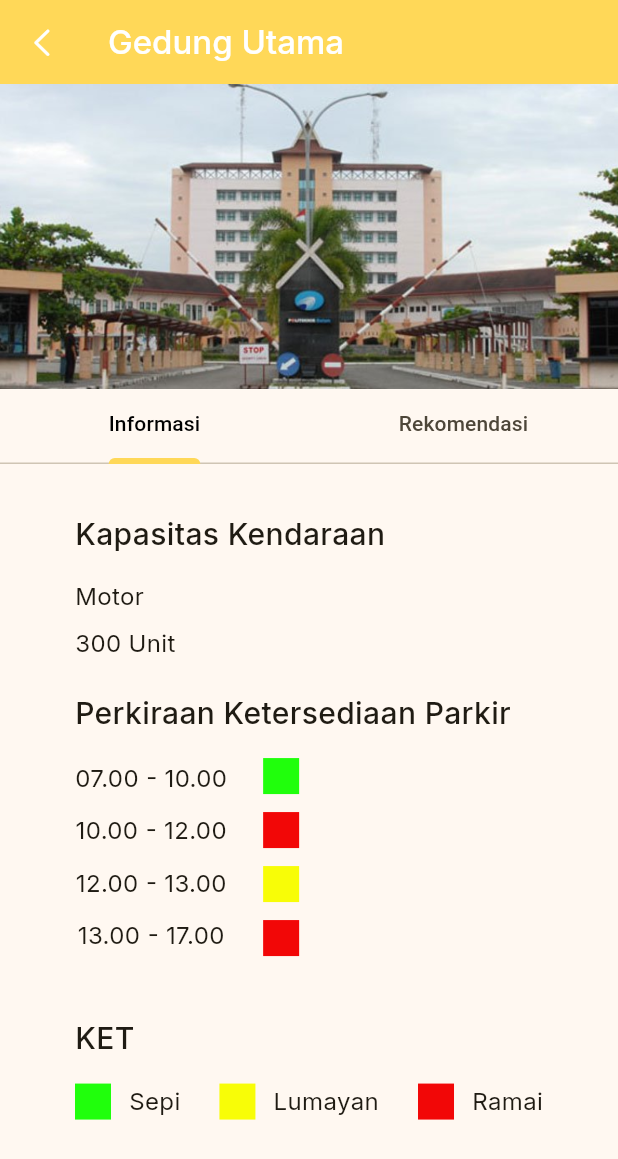
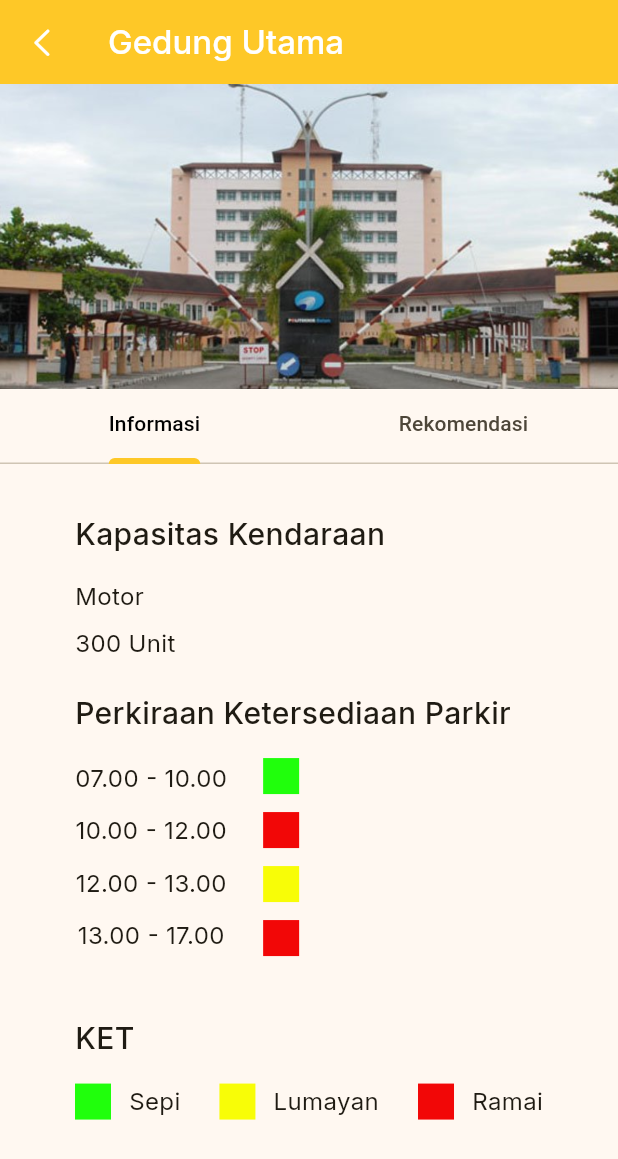
Before and after one commit to rian1504/ParkQuest-Parkir-Gamifikasi, a Flutter app: the DetailGedungUtama screen opened directly, on a phone screen of 412 x 824 dp. Shown: the top 1159 px of the screen. Run offline on Flutter 3.47's test engine with Material 3 defaults, Android fonts, the phone set to English and light mode, and no system bars; our stand-ins replace flutter_dotenv, flutter_rating_bar, google_fonts, google_maps_flutter, image_picker; missing offline and left inert: show_hide_password; project files that could hold a hidden picture were left out.

Commit message:
Mengubah warna

```diff
--- a/lib/pages/detail_gedung_utama.dart
+++ b/lib/pages/detail_gedung_utama.dart
@@ -142,7 +142,7 @@ class _DetailGedungUtama extends State<DetailGedungUtama> {
   Widget build(BuildContext context) {
     return Scaffold(
       appBar: AppBar(
-        backgroundColor: Color(0xFFFFD858),
+        backgroundColor: Color(0xFFFEC827),
         title: Text(
           'Gedung Utama',
           style: GoogleFonts.inter(
@@ -172,7 +172,7 @@ class _DetailGedungUtama extends State<DetailGedungUtama> {
             ),
             // Tab Bar
             TabBar(
-              indicatorColor: Color(0xFFFFD858),
+              indicatorColor: Color(0xFFFEC827),
               indicatorSize: TabBarIndicatorSize.label,
               indicatorWeight: 4,
               tabs: [
--- a/lib/pages/detail_rekomendasi.dart
+++ b/lib/pages/detail_rekomendasi.dart
@@ -170,7 +170,7 @@ class _DetailRekomendasi extends State<DetailRekomendasi> {
   Widget build(BuildContext context) {
     return Scaffold(
       appBar: AppBar(
-        backgroundColor: Color(0xFFFFD858),
+        backgroundColor: Color(0xFFFEC827),
         leading: IconButton(
           onPressed: () => Navigator.of(context).pop(),
           icon: Icon(
--- a/lib/pages/form_rekomendasi.dart
+++ b/lib/pages/form_rekomendasi.dart
@@ -146,7 +146,7 @@ class _FormRekomendasiState extends State<FormRekomendasi> {
   Widget build(BuildContext context) {
     return Scaffold(
       appBar: AppBar(
-        backgroundColor: Color(0xFFFFD858),
+        backgroundColor: Color(0xFFFEC827),
         leading: IconButton(
           onPressed: () => Navigator.of(context).pop(),
           icon: Icon(
--- a/lib/pages/pencarian_parkir.dart
+++ b/lib/pages/pencarian_parkir.dart
@@ -111,7 +111,7 @@ class _PencarianParkir extends State<PencarianParkir> {
   Widget build(BuildContext context) {
     return Scaffold(
       appBar: AppBar(
-        backgroundColor: Color(0xFFFFD858),
+        backgroundColor: Color(0xFFFEC827),
         title: Text(
           'Lokasi',
           style: GoogleFonts.inter(
--- a/lib/pages/rekomendasi_parkir.dart
+++ b/lib/pages/rekomendasi_parkir.dart
@@ -111,7 +111,7 @@ class _RekomendasiParkir extends State<RekomendasiParkir> {
   Widget build(BuildContext context) {
     return Scaffold(
       appBar: AppBar(
-        backgroundColor: Color(0xFFFFD858),
+        backgroundColor: Color(0xFFFEC827),
         title: Text(
           'Lokasi',
           style: GoogleFonts.inter(
```
